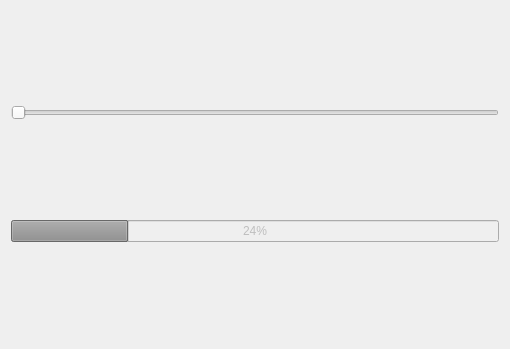
This is mainwindow.ui in Qt-Widgets/ROVControlPanel as Qt 5 draws it before an edit. The edited form follows.
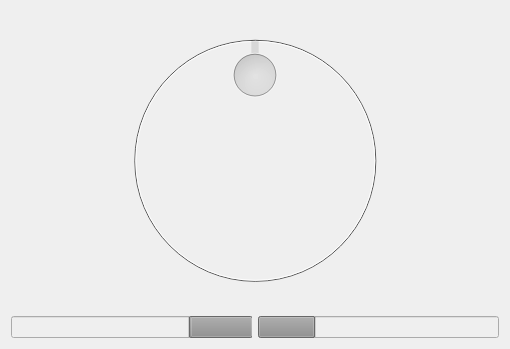
This is the edited form.

Commit message: added second progress bar to simulate the thruster level, still WIP, might consider doing widget for this purpose

Patch:
```diff
--- a/mainwindow.ui
+++ b/mainwindow.ui
@@ -22,24 +22,56 @@
    </property>
    <layout class="QVBoxLayout" name="verticalLayout">
     <item>
-     <widget class="QSlider" name="horizontalSlider">
+     <widget class="QDial" name="dial">
       <property name="enabled">
        <bool>false</bool>
       </property>
+      <property name="minimum">
+       <number>-100</number>
+      </property>
       <property name="maximum">
        <number>100</number>
       </property>
-      <property name="orientation">
-       <enum>Qt::Horizontal</enum>
-      </property>
      </widget>
     </item>
     <item>
-     <widget class="QProgressBar" name="progressBar">
-      <property name="value">
-       <number>24</number>
-      </property>
-     </widget>
+     <layout class="QHBoxLayout" name="horizontalLayout">
+      <item>
+       <widget class="QProgressBar" name="progressBar_2">
+        <property name="layoutDirection">
+         <enum>Qt::LeftToRight</enum>
+        </property>
+        <property name="autoFillBackground">
+         <bool>true</bool>
+        </property>
+        <property name="minimum">
+         <number>-100</number>
+        </property>
+        <property name="maximum">
+         <number>0</number>
+        </property>
+        <property name="value">
+         <number>-75</number>
+        </property>
+        <property name="textVisible">
+         <bool>false</bool>
+        </property>
+        <property name="invertedAppearance">
+         <bool>true</bool>
+        </property>
+       </widget>
+      </item>
+      <item>
+       <widget class="QProgressBar" name="progressBar">
+        <property name="value">
+         <number>24</number>
+        </property>
+        <property name="textVisible">
+         <bool>false</bool>
+        </property>
+       </widget>
+      </item>
+     </layout>
     </item>
    </layout>
   </widget>
```
Left out of the diff: 24 changed lines with no effect on the pictures. The commit also changes 3 other files.
